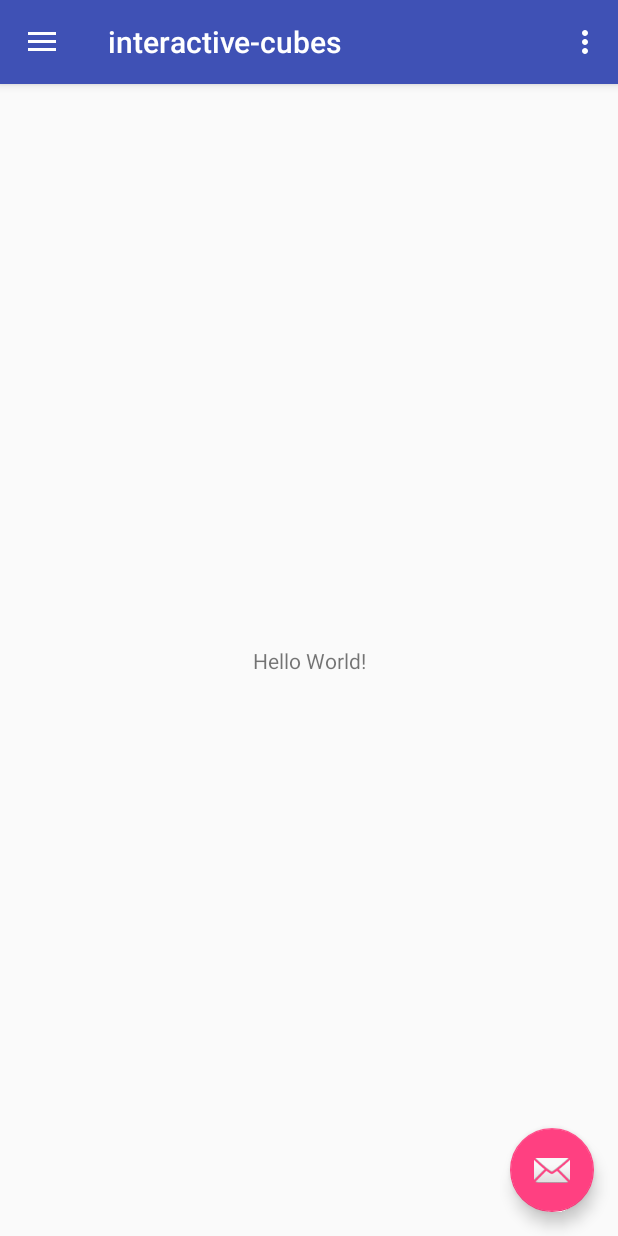
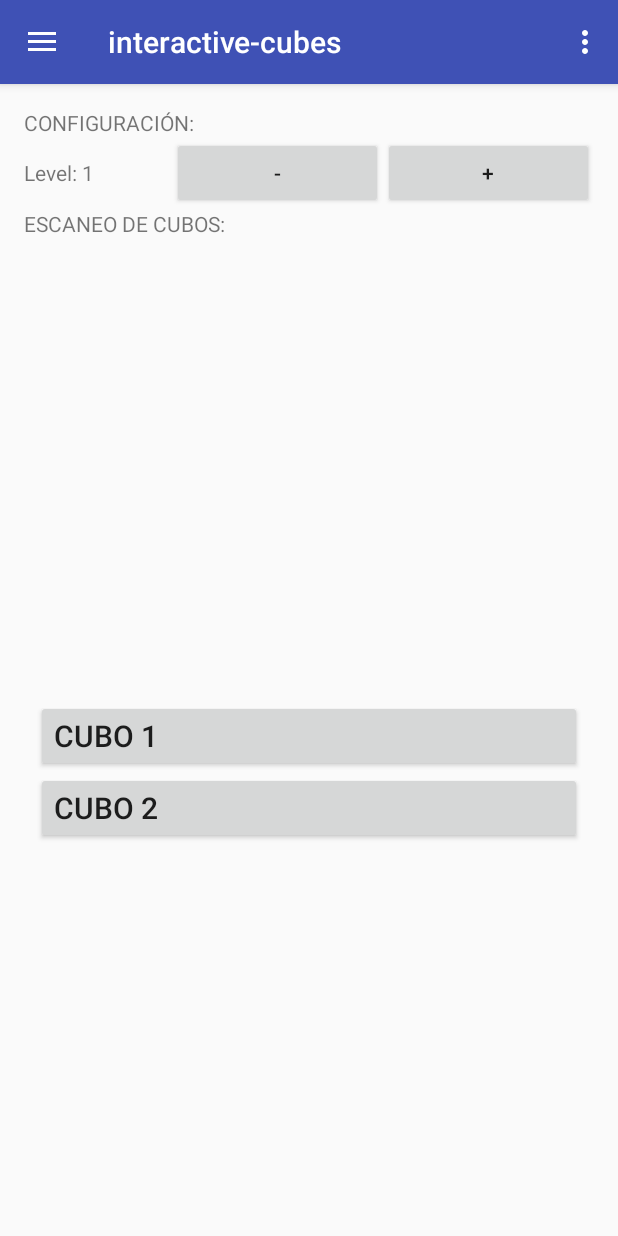
Before and after one commit to saritagrimal2/interactive-cubes, an Android app: the screen it shows after launch (MainActivity), on a phone screen of 412 x 824 dp. Run offline under Robolectric (Android 15) with nearby library versions, the light colour scheme and no system bars.

Commit message:
window1 in progress

```diff
--- a/app/src/main/java/es/uniovi/uo252406/interactive_cubes/MainActivity.java
+++ b/app/src/main/java/es/uniovi/uo252406/interactive_cubes/MainActivity.java
@@ -1,9 +1,7 @@
 package es.uniovi.uo252406.interactive_cubes;
 
 import android.os.Bundle;
-import android.support.design.widget.FloatingActionButton;
-import android.support.design.widget.Snackbar;
-import android.view.View;
+import android.support.v4.app.FragmentManager;
 import android.support.design.widget.NavigationView;
 import android.support.v4.view.GravityCompat;
 import android.support.v4.widget.DrawerLayout;
@@ -13,8 +11,13 @@ import android.support.v7.widget.Toolbar;
 import android.view.Menu;
 import android.view.MenuItem;
 
+import es.uniovi.uo252406.interactive_cubes.fragments.AuthFragment;
+import es.uniovi.uo252406.interactive_cubes.logic.Game;
+
 public class MainActivity extends AppCompatActivity
         implements NavigationView.OnNavigationItemSelectedListener {
+
+    private Game game;
 
     @Override
     protected void onCreate(Bundle savedInstanceState) {
@@ -22,15 +25,6 @@ public class MainActivity extends AppCompatActivity
         setContentView(R.layout.activity_main);
         Toolbar toolbar = (Toolbar) findViewById(R.id.toolbar);
         setSupportActionBar(toolbar);
-
-        FloatingActionButton fab = (FloatingActionButton) findViewById(R.id.fab);
-        fab.setOnClickListener(new View.OnClickListener() {
-            @Override
-            public void onClick(View view) {
-                Snackbar.make(view, "Replace with your own action", Snackbar.LENGTH_LONG)
-                        .setAction("Action", null).show();
-            }
-        });
 
         DrawerLayout drawer = (DrawerLayout) findViewById(R.id.drawer_layout);
         ActionBarDrawerToggle toggle = new ActionBarDrawerToggle(
@@ -40,6 +34,12 @@ public class MainActivity extends AppCompatActivity
 
         NavigationView navigationView = (NavigationView) findViewById(R.id.nav_view);
         navigationView.setNavigationItemSelectedListener(this);
+
+        FragmentManager fm = getSupportFragmentManager();
+        fm.beginTransaction().replace(R.id.escenario, new AuthFragment()).commit();
+
+        game = Game.getInstance();
+
     }
 
     @Override
@@ -98,4 +98,13 @@ public class MainActivity extends AppCompatActivity
         drawer.closeDrawer(GravityCompat.START);
         return true;
     }
+
+
+    public Game getGame() {
+        return game;
+    }
+
+    public void setGame(Game game) {
+        this.game = game;
+    }
 }
--- /dev/null
+++ b/app/src/main/java/es/uniovi/uo252406/interactive_cubes/fragments/AuthFragment.java
@@ -0,0 +1,105 @@
+package es.uniovi.uo252406.interactive_cubes.fragments;
+
+import android.os.Bundle;
+import android.support.v4.app.Fragment;
+import android.view.LayoutInflater;
+import android.view.View;
+import android.view.ViewGroup;
+import android.widget.Button;
+import android.widget.LinearLayout;
+import android.widget.TextView;
+
+import es.uniovi.uo252406.interactive_cubes.R;
+import es.uniovi.uo252406.interactive_cubes.logic.Game;
+
+
+public class AuthFragment extends Fragment {
+
+    private View view;
+    private Game game;
+
+    public AuthFragment() {
+        // Required empty public constructor
+    }
+
+    @Override
+    public View onCreateView(LayoutInflater inflater, ViewGroup container,
+                             Bundle savedInstanceState) {
+        // Inflate the layout for this fragment
+        view =  inflater.inflate(R.layout.fragment_authentication, container, false);
+
+        game = Game.getInstance();
+
+        setFunctionality();
+        drawCubePanel();
+
+        return view;
+
+    }
+
+    /**
+     * Asigna funcionalidad a los botones del fragment
+     */
+    private void setFunctionality() {
+
+        Button addLevelButton = (Button) view.findViewById(R.id.btnAddLevel);
+        Button subsLevelButton = (Button) view.findViewById(R.id.btnSubsLevel);
+
+        final TextView txLevel = (TextView) view.findViewById(R.id.txLevel);
+
+        addLevelButton.setOnClickListener(new View.OnClickListener() {
+            @Override
+            public void onClick(View view) {
+                txLevel.setText("Level: "+game.incrementLevel());
+                drawCubePanel();
+            }
+        });
+
+        subsLevelButton.setOnClickListener(new View.OnClickListener() {
+            @Override
+            public void onClick(View view) {
+                txLevel.setText("Level: "+game.decrementLevel());
+                drawCubePanel();
+            }
+        });
+
+
+    }
+
+    private void drawCubePanel(){
+        //Obtenemos el linear layout del scroll
+        LinearLayout lScroll = (LinearLayout) view.findViewById(R.id.downLinear);
+        lScroll.removeAllViews();
+
+        //Propiedades para los botones
+        LinearLayout.LayoutParams lp = new LinearLayout.LayoutParams(LinearLayout.LayoutParams.MATCH_PARENT,
+                LinearLayout.LayoutParams.WRAP_CONTENT);
+
+
+
+        //Creaación de los botones
+        for (int i = 1; i < game.getLevel()+2; i++) {
+
+            Button button = new Button(view.getContext());
+            button.setId(i);
+            //Asignamos propiedades de layout al boton
+            button.setLayoutParams(lp);
+            //Asignamos Texto al botón
+            button.setText("Cubo "+i);
+            //Alineación
+            button.setTextAlignment(View.TEXT_ALIGNMENT_VIEW_START);
+            //Aumentamos el tamaño de la letra
+            button.setTextSize(20);
+
+            //Asignamos los listener
+            //TODO
+
+            lScroll.addView(button);
+
+        }
+
+    }
+
+
+
+}
--- a/app/src/main/java/es/uniovi/uo252406/interactive_cubes/logic/Game.java
+++ b/app/src/main/java/es/uniovi/uo252406/interactive_cubes/logic/Game.java
@@ -8,7 +8,16 @@ public class Game {
     private List<Combination> validCombinations;
     private int currentLevel = 1;
 
-    public Game() {
+    private static Game instance;
+
+
+    public static Game getInstance(){
+        if(instance == null)
+            instance = new Game();
+        return instance;
+    }
+
+    private Game() {
         validCombinations = new ArrayList<Combination>();
 
         // I know this is shit but for this project will serve.
@@ -78,6 +87,7 @@ public class Game {
         return -1;
     }
 
+
     public Combination checkCombination(String combination) {
 
         for(Combination comb : validCombinations) {
@@ -101,4 +111,21 @@ public class Game {
 
         return true;
     }
+
+    public int incrementLevel(){
+
+        if(currentLevel <4 )
+            currentLevel++;
+
+        return currentLevel;
+    }
+
+    public int decrementLevel() {
+
+        if(currentLevel > 1 )
+            currentLevel--;
+
+        return currentLevel;
+
+    }
 }
--- a/app/src/main/res/layout/app_bar_main.xml
+++ b/app/src/main/res/layout/app_bar_main.xml
@@ -22,12 +22,4 @@
 
     <include layout="@layout/content_main" />
 
-    <android.support.design.widget.FloatingActionButton
-        android:id="@+id/fab"
-        android:layout_width="wrap_content"
-        android:layout_height="wrap_content"
-        android:layout_gravity="bottom|end"
-        android:layout_margin="@dimen/fab_margin"
-        app:srcCompat="@android:drawable/ic_dialog_email" />
-
 </android.support.design.widget.CoordinatorLayout>
--- a/app/src/main/res/layout/content_main.xml
+++ b/app/src/main/res/layout/content_main.xml
@@ -8,13 +8,22 @@
     tools:context=".MainActivity"
     tools:showIn="@layout/app_bar_main">
 
-    <TextView
-        android:layout_width="wrap_content"
-        android:layout_height="wrap_content"
-        android:text="Hello World!"
+    <FrameLayout
+        android:id="@+id/escenario"
+        android:layout_width="0dp"
+        android:layout_height="0dp"
+        android:layout_marginBottom="8dp"
+        android:layout_marginEnd="8dp"
+        android:layout_marginStart="8dp"
+        android:layout_marginTop="8dp"
         app:layout_constraintBottom_toBottomOf="parent"
-        app:layout_constraintLeft_toLeftOf="parent"
-        app:layout_constraintRight_toRightOf="parent"
-        app:layout_constraintTop_toTopOf="parent" />
+        app:layout_constraintEnd_toEndOf="parent"
+        app:layout_constraintHorizontal_bias="1.0"
+        app:layout_constraintStart_toStartOf="parent"
+        app:layout_constraintTop_toTopOf="parent">
+
+
+    </FrameLayout>
+
 
 </android.support.constraint.ConstraintLayout>
--- /dev/null
+++ b/app/src/main/res/layout/fragment_authentication.xml
@@ -0,0 +1,109 @@
+<?xml version="1.0" encoding="utf-8"?>
+<FrameLayout xmlns:android="http://schemas.android.com/apk/res/android"
+    xmlns:app="http://schemas.android.com/apk/res-auto"
+    xmlns:tools="http://schemas.android.com/tools"
+    android:layout_width="match_parent"
+    android:layout_height="match_parent"
+    tools:context=".fragments.AuthFragment">
+
+
+    <android.support.constraint.ConstraintLayout
+        android:layout_width="match_parent"
+        android:layout_height="match_parent">
+
+        <LinearLayout
+            android:id="@+id/topLinear"
+            android:layout_width="0dp"
+            android:layout_height="0dp"
+            android:layout_marginBottom="8dp"
+            android:layout_marginEnd="8dp"
+            android:layout_marginStart="8dp"
+            android:layout_marginTop="8dp"
+            android:orientation="vertical"
+            app:layout_constraintBottom_toTopOf="@+id/scrollView2"
+            app:layout_constraintEnd_toEndOf="parent"
+            app:layout_constraintHorizontal_bias="0.332"
+            app:layout_constraintStart_toStartOf="parent"
+            app:layout_constraintTop_toTopOf="parent"
+            app:layout_constraintVertical_bias="0.0">
+
+            <TextView
+                android:id="@+id/txConf"
+                android:layout_width="match_parent"
+                android:layout_height="wrap_content"
+                android:text="@string/txConf"
+                tools:layout_editor_absoluteX="136dp"
+                tools:layout_editor_absoluteY="284dp" />
+
+            <LinearLayout
+                android:layout_width="match_parent"
+                android:layout_height="48dp"
+                android:orientation="horizontal">
+
+                <TextView
+                    android:id="@+id/txLevel"
+                    android:layout_width="wrap_content"
+                    android:layout_height="wrap_content"
+                    android:layout_weight="1"
+                    android:text="@string/txLevel"
+                    tools:layout_editor_absoluteX="174dp"
+                    tools:layout_editor_absoluteY="311dp" />
+
+                <Button
+                    android:id="@+id/btnSubsLevel"
+                    android:layout_width="wrap_content"
+                    android:layout_height="wrap_content"
+                    android:layout_weight="1"
+                    android:text="@string/btnSubsLevel"
+                    tools:layout_editor_absoluteX="128dp"
+                    tools:layout_editor_absoluteY="366dp" />
+
+                <Button
+                    android:id="@+id/btnAddLevel"
+                    android:layout_width="wrap_content"
+                    android:layout_height="wrap_content"
+                    android:layout_weight="1"
+                    android:text="@string/btnAddLevel"
+                    tools:layout_editor_absoluteX="228dp"
+                    tools:layout_editor_absoluteY="366dp" />
+            </LinearLayout>
+
+            <TextView
+                android:id="@+id/txScan"
+                android:layout_width="match_parent"
+                android:layout_height="20dp"
+                android:text="@string/txScan"
+                tools:layout_editor_absoluteX="140dp"
+                tools:layout_editor_absoluteY="448dp" />
+
+        </LinearLayout>
+
+        <ScrollView
+            android:id="@+id/scrollView2"
+            android:layout_width="0dp"
+            android:layout_height="341dp"
+            android:layout_marginBottom="8dp"
+            android:layout_marginEnd="8dp"
+            android:layout_marginStart="8dp"
+            app:layout_constraintBottom_toBottomOf="parent"
+            app:layout_constraintEnd_toEndOf="parent"
+            app:layout_constraintStart_toStartOf="parent">
+
+            <LinearLayout
+                android:id="@+id/downLinear"
+                android:layout_width="match_parent"
+                android:layout_height="wrap_content"
+                android:layout_marginBottom="8dp"
+                android:layout_marginEnd="8dp"
+                android:layout_marginStart="8dp"
+                android:orientation="vertical"
+                app:layout_constraintBottom_toBottomOf="parent"
+                app:layout_constraintEnd_toEndOf="parent"
+                app:layout_constraintStart_toStartOf="parent">
+
+            </LinearLayout>
+        </ScrollView>
+
+    </android.support.constraint.ConstraintLayout>
+
+</FrameLayout>
--- /dev/null
+++ b/app/src/main/res/layout/fragment_s.xml
@@ -0,0 +1,14 @@
+<?xml version="1.0" encoding="utf-8"?>
+<FrameLayout xmlns:android="http://schemas.android.com/apk/res/android"
+    xmlns:tools="http://schemas.android.com/tools"
+    android:layout_width="match_parent"
+    android:layout_height="match_parent"
+    tools:context=".fragments.s">
+
+    <!-- TODO: Update blank fragment layout -->
+    <TextView
+        android:layout_width="match_parent"
+        android:layout_height="match_parent"
+        android:text="@string/hello_blank_fragment" />
+
+</FrameLayout>
--- a/app/src/main/res/values/strings.xml
+++ b/app/src/main/res/values/strings.xml
@@ -6,4 +6,14 @@
     <string name="nav_header_subtitle">android.studio@android.com</string>
     <string name="nav_header_desc">Navigation header</string>
     <string name="action_settings">Settings</string>
+
+    //AuthFragment
+    <string name="btnSubsLevel">-</string>
+    <string name="btnAddLevel">+</string>
+    <string name="txLevel">Level: 1</string>
+    <string name="txConf">CONFIGURACIÓN:</string>
+    <string name="txScan">ESCANEO DE CUBOS:</string>
+
+    <!-- TODO: Remove or change this placeholder text -->
+    <string name="hello_blank_fragment">Hello blank fragment</string>
 </resources>
--- a/app/src/main/res/values/styles.xml
+++ b/app/src/main/res/values/styles.xml
@@ -1,7 +1,7 @@
 <resources>
 
     <!-- Base application theme. -->
-    <style name="AppTheme" parent="Theme.AppCompat.Light.DarkActionBar">
+    <style name="AppTheme" parent="Base.Theme.AppCompat.Light.DarkActionBar">
         <!-- Customize your theme here. -->
         <item name="colorPrimary">@color/colorPrimary</item>
         <item name="colorPrimaryDark">@color/colorPrimaryDark</item>
```
